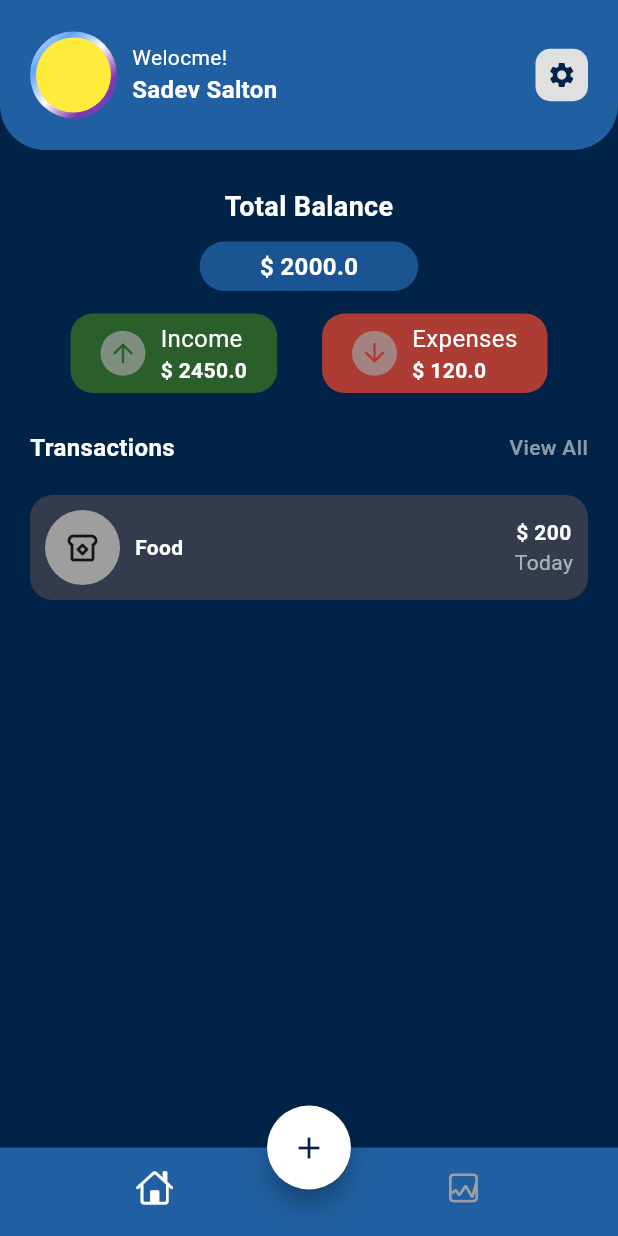
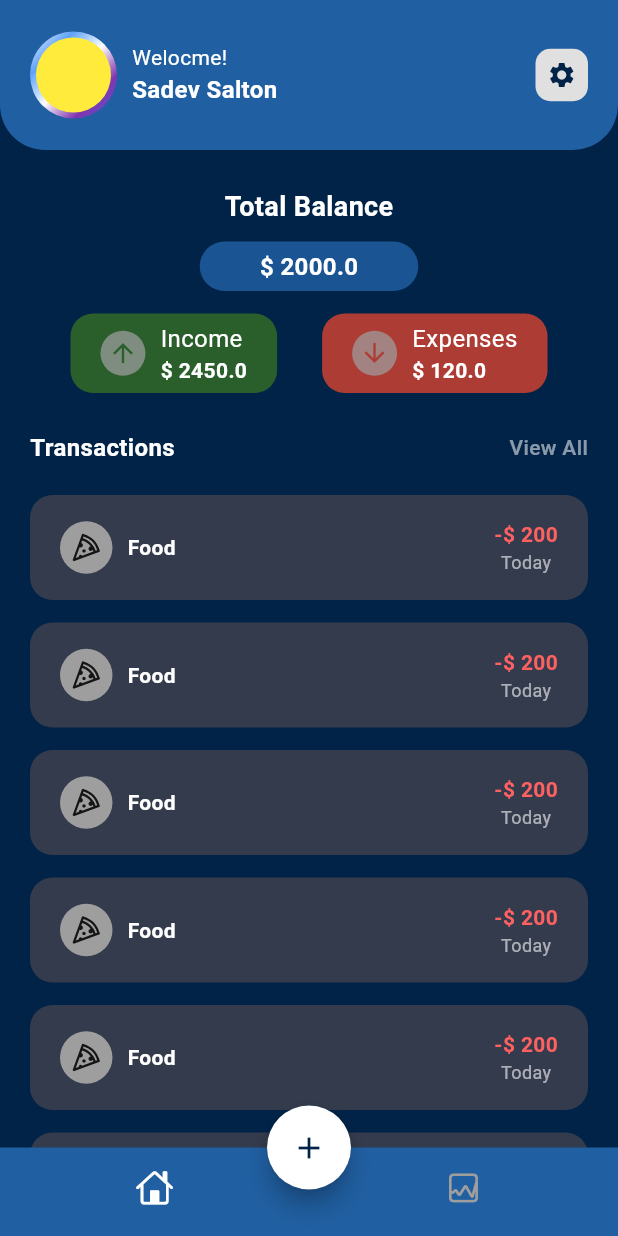
Before and after one commit to R-salton/expense_tracker, a Flutter app: the screen it shows after launch, on a phone screen of 412 x 824 dp. Run offline on Flutter 3.47's test engine with Material 3 defaults, Android fonts, the phone set to English and light mode, and no system bars; our stand-ins replace font_awesome_flutter, line_icons, simple_icons; missing offline and left inert: icon_craft.

Commit message:
Main Screen

```diff
--- /dev/null
+++ b/lib/components/transction_tile.dart
@@ -0,0 +1,64 @@
+import 'package:expense_tracker/components/constants.dart';
+import 'package:flutter/cupertino.dart';
+import 'package:flutter/material.dart';
+import 'package:line_icons/line_icons.dart';
+
+class ExpenseTile extends StatelessWidget {
+  const ExpenseTile({
+    super.key,
+  });
+
+  @override
+  Widget build(BuildContext context) {
+    return Container(
+      padding: EdgeInsets.symmetric(horizontal: 20),
+      height: 70,
+      decoration: BoxDecoration(
+        color: kBlackCleanColor,
+        borderRadius: BorderRadius.circular(15),
+      ),
+      child: Row(
+        mainAxisAlignment: MainAxisAlignment.spaceBetween,
+        children: [
+          Row(
+            children: [
+              Container(
+                height: 35,
+                width: 35,
+                decoration:
+                    BoxDecoration(shape: BoxShape.circle, color: Colors.grey),
+                child: Icon(LineIcons.pizzaSlice),
+              ),
+              SizedBox(
+                width: 10,
+              ),
+              Text(
+                "Food",
+                style: TextStyle(
+                    color: Colors.white,
+                    fontSize: 14,
+                    fontWeight: FontWeight.bold),
+              ),
+            ],
+          ),
+          Column(
+            mainAxisAlignment: MainAxisAlignment.center,
+            children: [
+              Text(
+                "-\$ 200",
+                style: TextStyle(
+                    color: kRedColor,
+                    fontSize: 14,
+                    fontWeight: FontWeight.bold),
+              ),
+              Text(
+                "Today",
+                style: TextStyle(color: Colors.white60, fontSize: 12),
+              )
+            ],
+          )
+        ],
+      ),
+    );
+  }
+}
--- a/lib/screens/home/views/main_screen.dart
+++ b/lib/screens/home/views/main_screen.dart
@@ -1,8 +1,13 @@
 import 'dart:math';
 
 import 'package:expense_tracker/components/constants.dart';
+import 'package:expense_tracker/components/transction_tile.dart';
 import 'package:flutter/cupertino.dart';
 import 'package:flutter/material.dart';
+import 'package:font_awesome_flutter/font_awesome_flutter.dart';
+import 'package:icon_craft/icon_craft.dart';
+import 'package:line_icons/line_icons.dart';
+import 'package:simple_icons/simple_icons.dart';
 
 class MainScreen extends StatelessWidget {
   const MainScreen({super.key});
@@ -185,63 +190,25 @@ class MainScreen extends StatelessWidget {
           SizedBox(
             height: 20,
           ),
-          Padding(
-            padding: EdgeInsets.symmetric(horizontal: 20),
-            child: Column(
-              children: [
-                SizedBox(
-                  child: Container(
-                    padding: EdgeInsets.symmetric(horizontal: 10),
-                    height: 70,
-                    decoration: BoxDecoration(
-                      color: kBlackCleanColor,
-                      borderRadius: BorderRadius.circular(15),
-                    ),
-                    child: Row(
-                      mainAxisAlignment: MainAxisAlignment.spaceBetween,
+          Expanded(
+            child: Padding(
+              padding: EdgeInsets.symmetric(horizontal: 20),
+              child: SizedBox(
+                height: 500,
+                child: ListView.builder(
+                  itemCount: 10,
+                  itemBuilder: (context, index) {
+                    return Column(
                       children: [
-                        Row(
-                          children: [
-                            Container(
-                              height: 50,
-                              width: 50,
-                              decoration: BoxDecoration(
-                                  shape: BoxShape.circle, color: Colors.grey),
-                              child: Icon(Icons.breakfast_dining_outlined),
-                            ),
-                            SizedBox(
-                              width: 10,
-                            ),
-                            Text(
-                              "Food",
-                              style: TextStyle(
-                                  color: Colors.white,
-                                  fontSize: 14,
-                                  fontWeight: FontWeight.bold),
-                            ),
-                          ],
+                        ExpenseTile(),
+                        SizedBox(
+                          height: 15,
                         ),
-                        Column(
-                          mainAxisAlignment: MainAxisAlignment.center,
-                          children: [
-                            Text(
-                              "\$ 200",
-                              style: TextStyle(
-                                  color: Colors.white,
-                                  fontSize: 14,
-                                  fontWeight: FontWeight.bold),
-                            ),
-                            Text(
-                              "Today",
-                              style: TextStyle(color: Colors.white60),
-                            )
-                          ],
-                        )
                       ],
-                    ),
-                  ),
-                )
-              ],
+                    );
+                  },
+                ),
+              ),
             ),
           )
         ],
--- a/pubspec.yaml
+++ b/pubspec.yaml
@@ -31,7 +31,11 @@ dependencies:
   cupertino_icons: ^1.0.8
   flutter:
     sdk: flutter
+  font_awesome_flutter: ^10.8.0
+  icon_craft: ^0.1.0+3
+  line_icons: ^2.0.3
   persistent_bottom_nav_bar_v2: ^5.3.1
+  simple_icons: ^10.1.3
 
 dev_dependencies:
   flutter_lints: ^5.0.0
```
Also changed, not shown: pubspec.lock.
